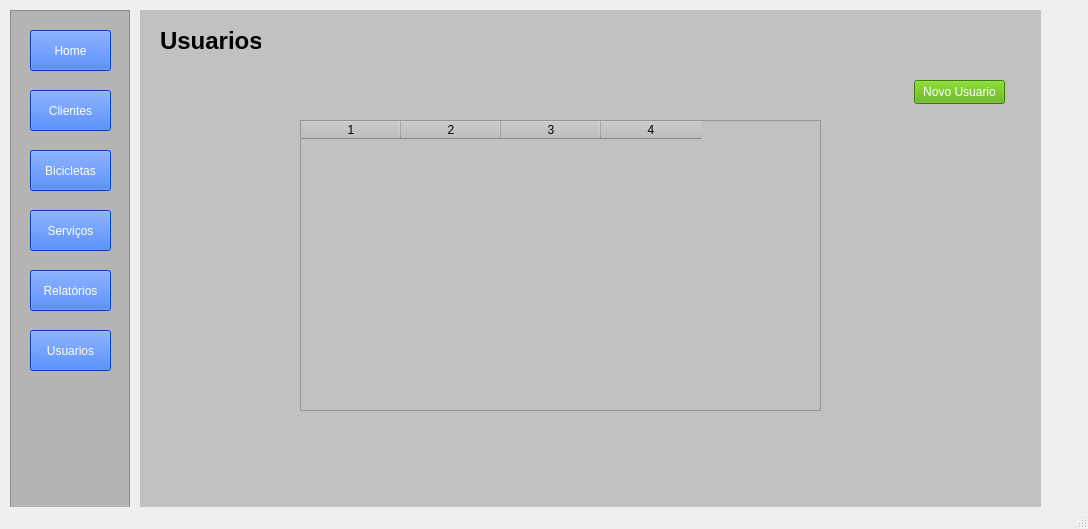
Old version of the form projeto_oficina/view/home.ui in the repository carloshmenon/uc-programcao-desktop-2026.
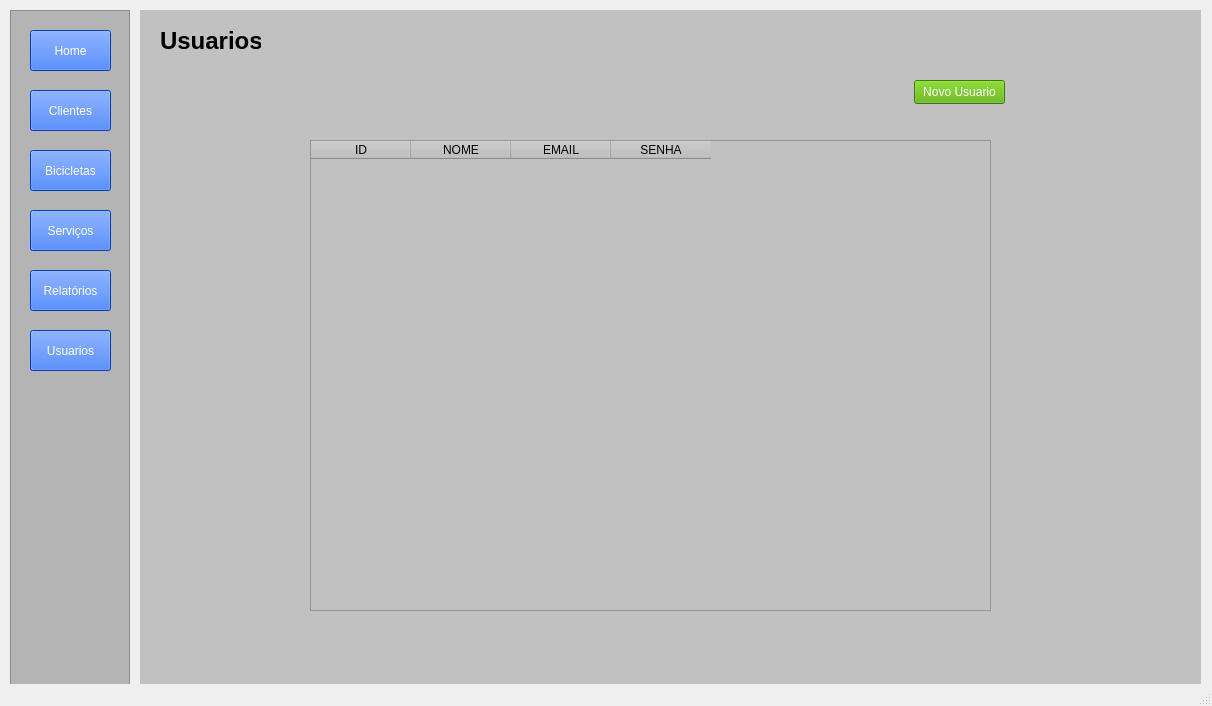
New version of the form. The open tabs and pages were chosen to show the change.

Commit message: AJuste da tabela

```diff
--- a/projeto_oficina/view/home.ui
+++ b/projeto_oficina/view/home.ui
@@ -6,8 +6,8 @@
    <rect>
     <x>0</x>
     <y>0</y>
-    <width>1088</width>
-    <height>529</height>
+    <width>1212</width>
+    <height>706</height>
    </rect>
   </property>
   <property name="windowTitle">
@@ -20,7 +20,7 @@
       <x>10</x>
       <y>10</y>
       <width>120</width>
-      <height>571</height>
+      <height>681</height>
      </rect>
     </property>
     <property name="styleSheet">
@@ -140,8 +140,8 @@
      <rect>
       <x>140</x>
       <y>10</y>
-      <width>901</width>
-      <height>571</height>
+      <width>1061</width>
+      <height>711</height>
      </rect>
     </property>
     <property name="styleSheet">
@@ -210,10 +210,10 @@
      <widget class="QTableWidget" name="tabelaUsuarios">
       <property name="geometry">
        <rect>
-        <x>160</x>
-        <y>110</y>
-        <width>521</width>
-        <height>291</height>
+        <x>170</x>
+        <y>130</y>
+        <width>681</width>
+        <height>471</height>
        </rect>
       </property>
       <property name="columnCount">
@@ -222,10 +222,26 @@
       <attribute name="verticalHeaderHighlightSections">
        <bool>false</bool>
       </attribute>
-      <column/>
-      <column/>
-      <column/>
-      <column/>
+      <column>
+       <property name="text">
+        <string>ID</string>
+       </property>
+      </column>
+      <column>
+       <property name="text">
+        <string>NOME</string>
+       </property>
+      </column>
+      <column>
+       <property name="text">
+        <string>EMAIL</string>
+       </property>
+      </column>
+      <column>
+       <property name="text">
+        <string>SENHA</string>
+       </property>
+      </column>
      </widget>
     </widget>
     <widget class="QWidget" name="cadUsuario">
```
Left out of the diff: 10 changed lines with no effect on the pictures. The commit also changes 2 other files.
